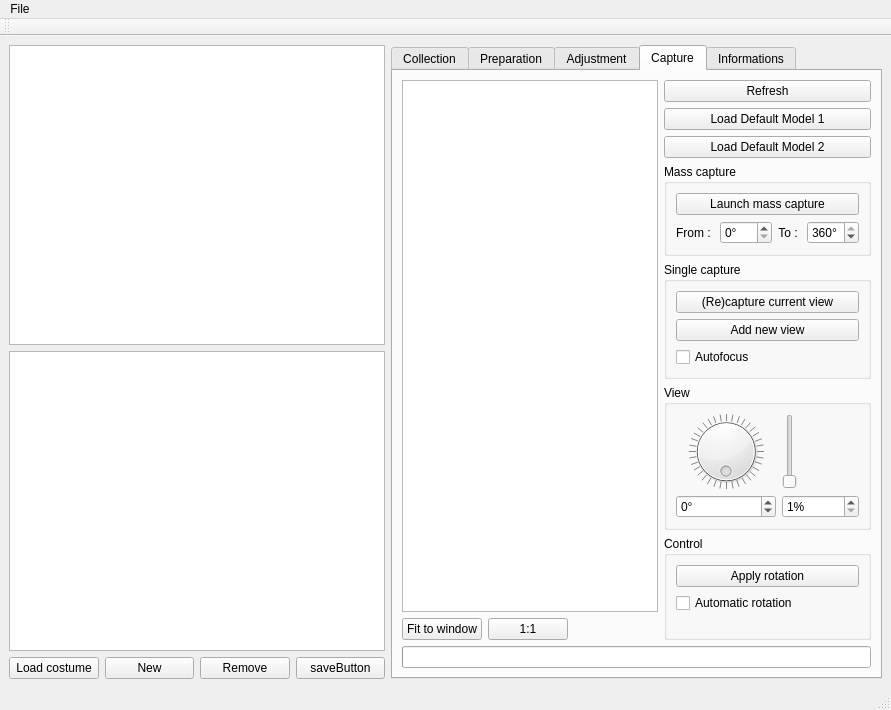
Above: pc/master/mainwindow.ui from plule/pfe-costumes before the change. Below: the same form after it.
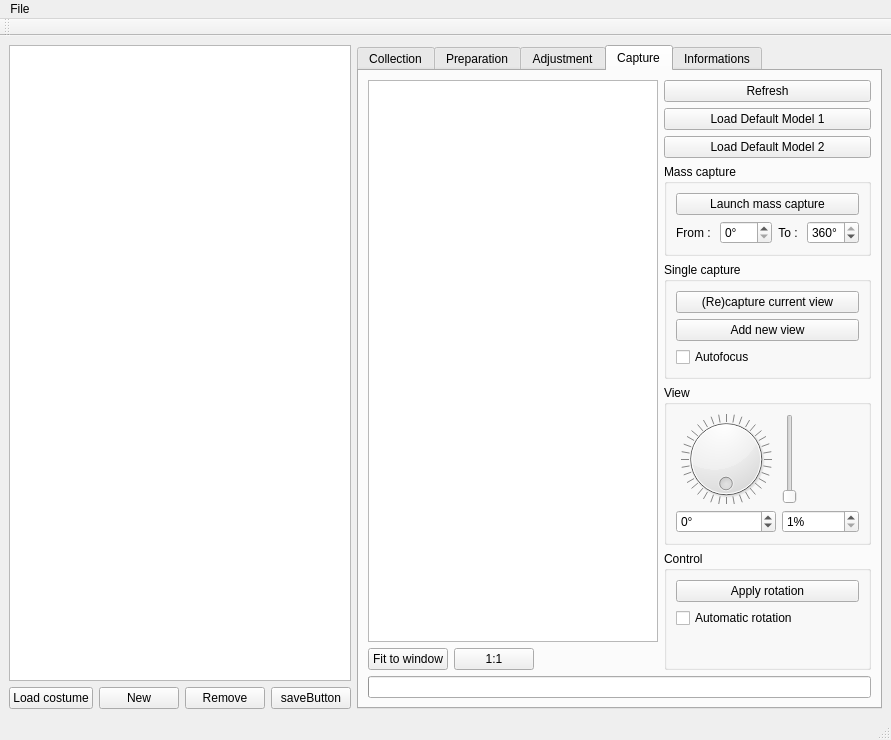
That is the form after the change. Custom widgets are drawn as their Qt base class.

Commit message: remove listview, added listwidget, hacky

Patch:
```diff
--- a/pc/master/mainwindow.ui
+++ b/pc/master/mainwindow.ui
@@ -7,7 +7,7 @@
     <x>0</x>
     <y>0</y>
     <width>891</width>
-    <height>710</height>
+    <height>740</height>
    </rect>
   </property>
   <property name="windowTitle">
@@ -21,31 +21,13 @@
        <enum>QLayout::SetMinimumSize</enum>
       </property>
       <item>
-       <widget class="QListWidget" name="collectionTable2"/>
-      </item>
-      <item>
-       <widget class="QListView" name="collectionTable">
+       <widget class="QListWidget" name="collectionTable2">
         <property name="sizePolicy">
-         <sizepolicy hsizetype="Preferred" vsizetype="Expanding">
+         <sizepolicy hsizetype="Minimum" vsizetype="Expanding">
           <horstretch>0</horstretch>
           <verstretch>0</verstretch>
          </sizepolicy>
         </property>
-        <property name="styleSheet">
-         <string notr="true">[loaded=true]
-{
-	color: red;
-}</string>
-        </property>
-        <property name="editTriggers">
-         <set>QAbstractItemView::DoubleClicked</set>
-        </property>
-        <property name="alternatingRowColors">
-         <bool>true</bool>
-        </property>
-        <property name="selectionMode">
-         <enum>QAbstractItemView::ExtendedSelection</enum>
-        </property>
        </widget>
       </item>
       <item>
```
The commit also changes 2 other files.
